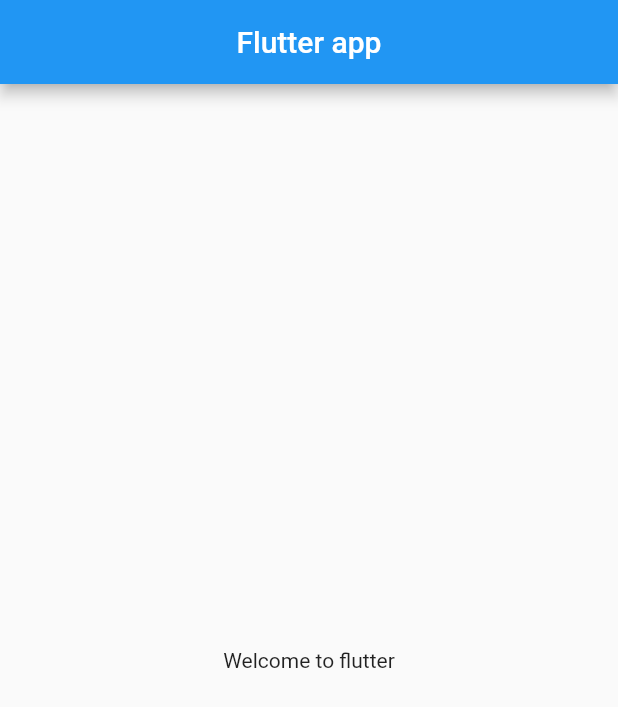
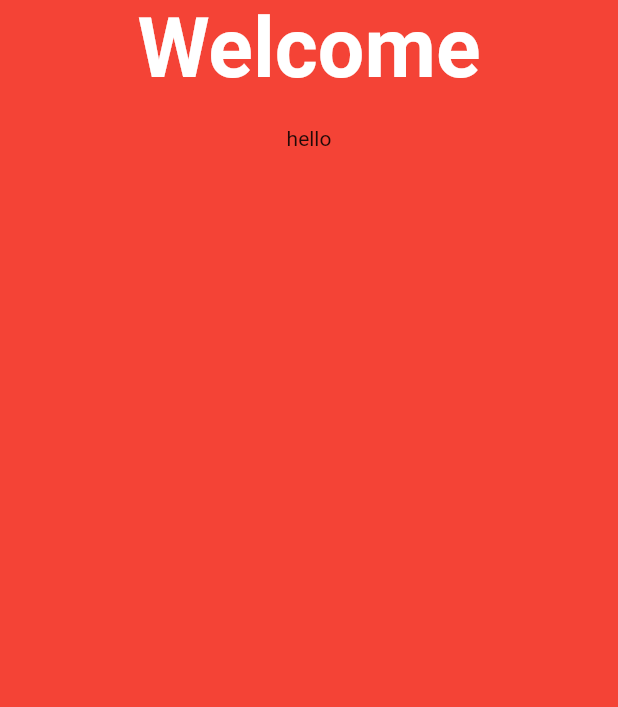
Before and after one commit to maazjnr/First-Flutter-App, a Flutter app: the screen it shows after launch, on a phone screen of 412 x 824 dp. Shown: the top 707 px of the screen. Run offline on Flutter 3.47's test engine with Material 2 defaults, Android fonts, the phone set to English and light mode, and no system bars.

Commit message:
background

```diff
--- a/lib/main.dart
+++ b/lib/main.dart
@@ -26,12 +26,16 @@ class LoginPage extends StatelessWidget {
   @override
   Widget build(BuildContext context) {
     return Scaffold(
-      appBar: AppBar(
-        title: const Text('Flutter app'),
-        centerTitle: true,
-      ),
+      backgroundColor: Colors.red,
+      body: Center(child: Column(
+        children: const [
+          Text('Welcome', style: TextStyle(color: Colors.white,
+          fontSize: 55, fontWeight: FontWeight.bold),),
+          SizedBox(height: 20.0,),
+          Text('hello'),
 
-      body: const Center(child: Text('Welcome to flutter')),
+        ],
+      )),
     );
   }
 }
```
